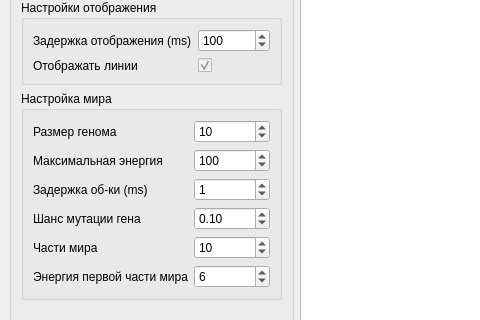
TomasGlgg/QGenetic, file mainwindow.ui: the form before one commit; both pictures show x 0 to 480 and y 122 to 442 of the 1000 by 600 pixel window.
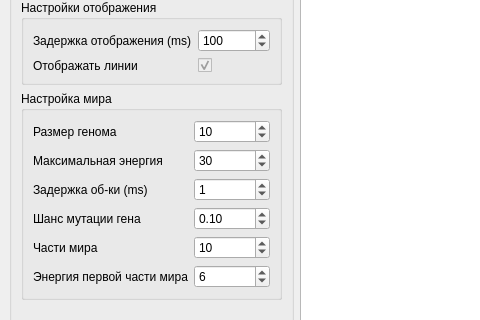
The form after the commit. Custom widgets are drawn as their Qt base class.

```diff
--- a/mainwindow.ui
+++ b/mainwindow.ui
@@ -166,10 +166,10 @@
              <number>1</number>
             </property>
             <property name="maximum">
-             <number>1000</number>
+             <number>100</number>
             </property>
             <property name="value">
-             <number>100</number>
+             <number>30</number>
             </property>
            </widget>
           </item>
```
